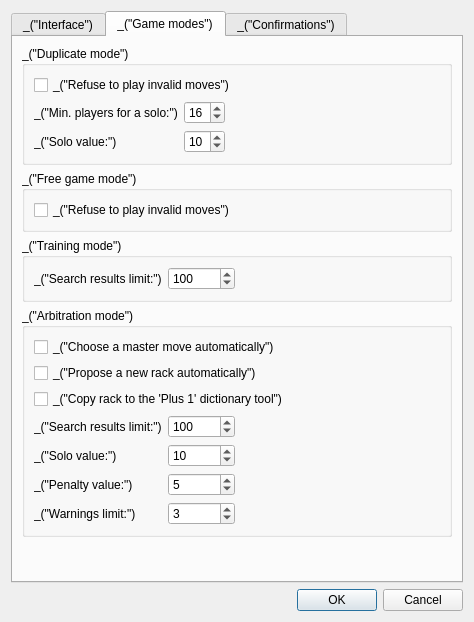
Before: the Qt Designer form qt/ui/prefs_dialog.ui in cjlano/eliot, drawn with Qt 5.
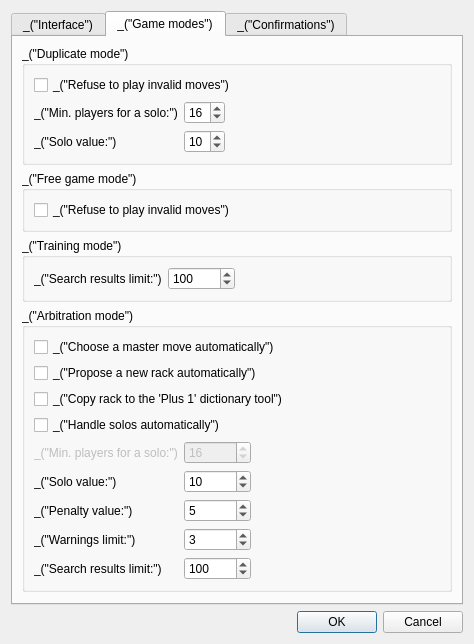
After: the same form once the commit is applied. The open tabs and pages were chosen to show the change.

Commit message: Preferences: add a checkbox for the new automatic solos handling option

The edit to the form file:
```diff
--- a/qt/ui/prefs_dialog.ui
+++ b/qt/ui/prefs_dialog.ui
@@ -7,7 +7,7 @@
     <x>0</x>
     <y>0</y>
     <width>474</width>
-    <height>622</height>
+    <height>630</height>
    </rect>
   </property>
   <property name="windowTitle">
@@ -371,40 +371,50 @@
             </property>
            </widget>
           </item>
+          <item>
+           <widget class="QCheckBox" name="checkBoxArbitSoloAuto">
+            <property name="text">
+             <string>_(&quot;Handle solos automatically&quot;)</string>
+            </property>
+           </widget>
+          </item>
           <item>
            <layout class="QGridLayout" name="gridLayout_3">
-            <item row="3" column="1">
+            <item row="1" column="1">
+             <widget class="QSpinBox" name="spinBoxArbitSoloPlayers">
+              <property name="enabled">
+               <bool>false</bool>
+              </property>
+              <property name="toolTip">
+               <string>_(&quot;Minimum number of players needed to take into account the solo bonus&quot;)</string>
+              </property>
+              <property name="value">
+               <number>16</number>
+              </property>
+             </widget>
+            </item>
+            <item row="4" column="1">
              <widget class="QSpinBox" name="spinBoxArbitWarnLimit">
               <property name="value">
                <number>3</number>
               </property>
              </widget>
             </item>
-            <item row="0" column="1">
-             <widget class="QSpinBox" name="spinBoxArbitSearchLimit">
-              <property name="maximum">
-               <number>100000</number>
-              </property>
-              <property name="value">
-               <number>100</number>
-              </property>
-             </widget>
-            </item>
-            <item row="2" column="0">
+            <item row="3" column="0">
              <widget class="QLabel" name="label_10">
               <property name="text">
                <string>_(&quot;Penalty value:&quot;)</string>
               </property>
              </widget>
             </item>
-            <item row="3" column="0">
+            <item row="4" column="0">
              <widget class="QLabel" name="label_6">
               <property name="text">
                <string>_(&quot;Warnings limit:&quot;)</string>
               </property>
              </widget>
             </item>
-            <item row="2" column="1">
+            <item row="3" column="1">
              <widget class="QSpinBox" name="spinBoxArbitPenaltyValue">
               <property name="toolTip">
                <string>_(&quot;Default number of points for a penalty&quot;)</string>
@@ -417,34 +427,14 @@
               </property>
              </widget>
             </item>
-            <item row="0" column="2">
-             <spacer name="horizontalSpacer_3">
-              <property name="orientation">
-               <enum>Qt::Horizontal</enum>
-              </property>
-              <property name="sizeHint" stdset="0">
-               <size>
-                <width>40</width>
-                <height>20</height>
-               </size>
-              </property>
-             </spacer>
-            </item>
-            <item row="0" column="0">
-             <widget class="QLabel" name="label_9">
-              <property name="text">
-               <string>_(&quot;Search results limit:&quot;)</string>
-              </property>
-             </widget>
-            </item>
-            <item row="1" column="0">
+            <item row="2" column="0">
              <widget class="QLabel" name="label_12">
               <property name="text">
                <string>_(&quot;Solo value:&quot;)</string>
               </property>
              </widget>
             </item>
-            <item row="1" column="1">
+            <item row="2" column="1">
              <widget class="QSpinBox" name="spinBoxArbitSoloValue">
               <property name="toolTip">
                <string>_(&quot;Value of the solo bonus. Set it to 0 if you don't want solo bonus&quot;)</string>
@@ -454,6 +444,46 @@
               </property>
              </widget>
             </item>
+            <item row="1" column="0">
+             <widget class="QLabel" name="labelArbitSoloPlayers">
+              <property name="enabled">
+               <bool>false</bool>
+              </property>
+              <property name="text">
+               <string>_(&quot;Min. players for a solo:&quot;)</string>
+              </property>
+             </widget>
+            </item>
+            <item row="1" column="2">
+             <spacer name="horizontalSpacer_3">
+              <property name="orientation">
+               <enum>Qt::Horizontal</enum>
+              </property>
+              <property name="sizeHint" stdset="0">
+               <size>
+                <width>40</width>
+                <height>20</height>
+               </size>
+              </property>
+             </spacer>
+            </item>
+            <item row="5" column="0">
+             <widget class="QLabel" name="label_9">
+              <property name="text">
+               <string>_(&quot;Search results limit:&quot;)</string>
+              </property>
+             </widget>
+            </item>
+            <item row="5" column="1">
+             <widget class="QSpinBox" name="spinBoxArbitSearchLimit">
+              <property name="maximum">
+               <number>100000</number>
+              </property>
+              <property name="value">
+               <number>100</number>
+              </property>
+             </widget>
+            </item>
            </layout>
           </item>
          </layout>
```
Left out of the diff: 1 changed line with no effect on the pictures. The commit also changes 1 other file.
